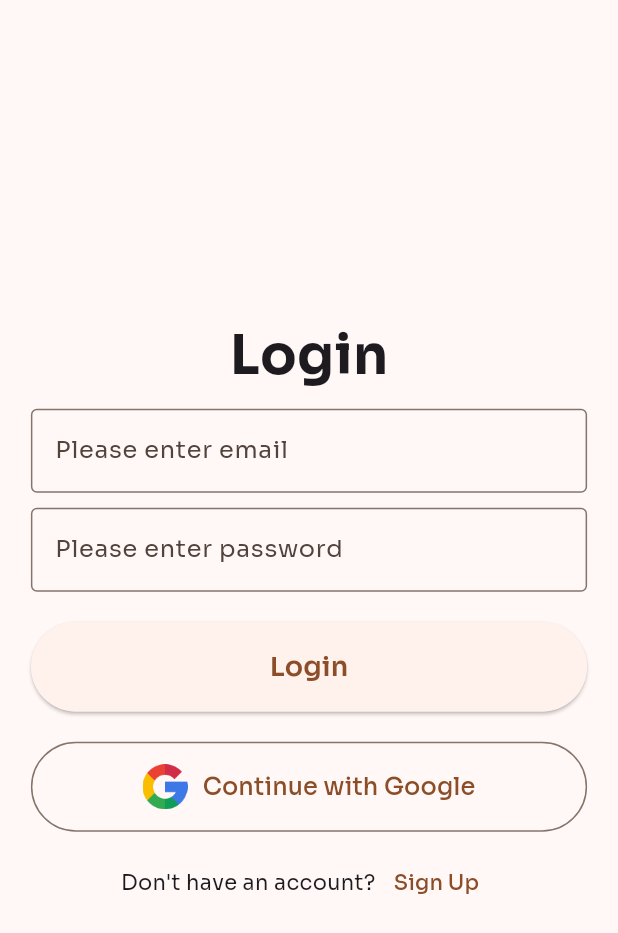
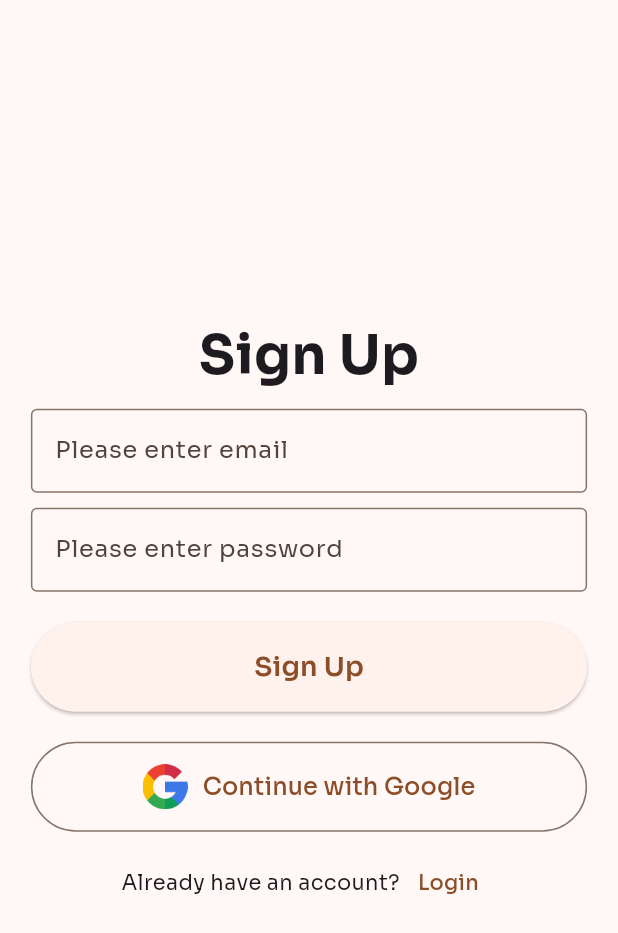
Before and after one commit to hagrasy/contact_app1, a Flutter app: the screen it shows after launch, after a tap on "Sign Up", on a phone screen of 412 x 824 dp. Shown: the top 933 px of the screen. Run offline on Flutter 3.47's test engine with Material 3 defaults, Android fonts, the phone set to English and light mode, and no system bars; our stand-ins replace firebase_auth, firebase_core, google_fonts; accounts and stored records are empty.

Commit message:
sign up connected with firebase

```diff
--- a/lib/main.dart
+++ b/lib/main.dart
@@ -1,5 +1,7 @@
 import 'package:contact_app1/firebase_options.dart';
+import 'package:contact_app1/views/home.dart';
 import 'package:contact_app1/views/login_page.dart';
+import 'package:contact_app1/views/signup_page.dart';
 import 'package:firebase_core/firebase_core.dart';
 import 'package:flutter/material.dart';
 import 'package:google_fonts/google_fonts.dart';
@@ -24,11 +26,16 @@ class ContactApp extends StatelessWidget {
           title: 'Flutter Demo',
           theme: ThemeData(
             textTheme: GoogleFonts.soraTextTheme(),
-          colorScheme: ColorScheme.fromSeed(seedColor: Colors.orange.shade800),
+            colorScheme:
+                ColorScheme.fromSeed(seedColor: Colors.orange.shade800),
             useMaterial3: true,
           ),
-        routes: {"/": (context) => const LoginPage()},
-      ),
+          routes: {
+            "/": (context) => LoginPage(),
+            "/signup": (context) => SignUpPage(),
+            "/login": (context) => LoginPage(),
+            "/home": (context) => const Home(),
+          }),
     );
   }
 }
--- a/lib/views/login_page.dart
+++ b/lib/views/login_page.dart
@@ -1,10 +1,11 @@
 import 'package:flutter/material.dart';
 import 'package:google_fonts/google_fonts.dart';
 
+// ignore: must_be_immutable
 class LoginPage extends StatelessWidget {
   LoginPage({super.key});
-  final TextEditingController _emailController = TextEditingController();
-  final TextEditingController _passwordController = TextEditingController();
+  TextEditingController emailController = TextEditingController();
+  TextEditingController passwordController = TextEditingController();
   @override
   Widget build(BuildContext context) {
     return Scaffold(
@@ -19,7 +20,7 @@ class LoginPage extends StatelessWidget {
         SizedBox(
             width: MediaQuery.of(context).size.width * .9,
             child: TextFormField(
-              controller: _emailController,
+              controller: emailController,
               decoration: const InputDecoration(
                   border: OutlineInputBorder(),
                   label: Text("Please enter email")),
@@ -30,7 +31,8 @@ class LoginPage extends StatelessWidget {
         SizedBox(
             width: MediaQuery.of(context).size.width * .9,
             child: TextFormField(
-              controller: _passwordController,
+              controller: passwordController,
+              obscureText: true,
               decoration: const InputDecoration(
                   border: OutlineInputBorder(),
                   label: Text("Please enter password")),
@@ -83,7 +85,11 @@ class LoginPage extends StatelessWidget {
           mainAxisAlignment: MainAxisAlignment.center,
           children: [
             const Text("Don't have an account?"),
-            TextButton(onPressed: () {}, child: const Text("Sign Up"))
+            TextButton(
+                onPressed: () {
+                  Navigator.pushNamed(context, "/signup");
+                },
+                child: const Text("Sign Up"))
           ],
         ),
       ]),
--- /dev/null
+++ b/lib/views/signup_page.dart
@@ -0,0 +1,130 @@
+import 'package:contact_app1/controllers/auth_services.dart';
+import 'package:flutter/material.dart';
+import 'package:google_fonts/google_fonts.dart';
+
+// ignore: must_be_immutable
+class SignUpPage extends StatelessWidget {
+  SignUpPage({super.key});
+  final formKey = GlobalKey<FormState>();
+  TextEditingController emailController = TextEditingController();
+  TextEditingController passwordController = TextEditingController();
+  @override
+  Widget build(BuildContext context) {
+    return Scaffold(
+      body: Form(
+        key: formKey,
+        child: Column(mainAxisAlignment: MainAxisAlignment.center, children: [
+          Text(
+            "Sign Up",
+            style: GoogleFonts.sora(fontSize: 36, fontWeight: FontWeight.bold),
+          ),
+          const SizedBox(
+            height: 10,
+          ),
+          SizedBox(
+              width: MediaQuery.of(context).size.width * .9,
+              child: TextFormField(
+                validator: (value) =>
+                    value!.isEmpty ? "Email cannot be empty." : null,
+                controller: emailController,
+                decoration: const InputDecoration(
+                    border: OutlineInputBorder(),
+                    label: Text("Please enter email")),
+              )),
+          const SizedBox(
+            height: 10,
+          ),
+          SizedBox(
+              width: MediaQuery.of(context).size.width * .9,
+              child: TextFormField(
+                validator: (value) => value!.length < 8
+                    ? "Password should have at least 8 characters"
+                    : null,
+                controller: passwordController,
+                obscureText: true,
+                decoration: const InputDecoration(
+                    border: OutlineInputBorder(),
+                    label: Text("Please enter password")),
+              )),
+          const SizedBox(
+            height: 20,
+          ),
+          SizedBox(
+              height: 60,
+              width: MediaQuery.of(context).size.width * .9,
+              child: ElevatedButton(
+                  onPressed: () {
+                    if (formKey.currentState!.validate()) {
+                      AuthService()
+                          .createAccountWithEmail(
+                              emailController.text, passwordController.text)
+                          .then((value) {
+                        if (value == "Account Created") {
+                          ScaffoldMessenger.of(context).showSnackBar(
+                              const SnackBar(content: Text("Account Created")));
+                          Navigator.pushNamedAndRemoveUntil(
+                              context, "/home", ModalRoute.withName("/home"));
+                        } else {
+                          ScaffoldMessenger.of(context).showSnackBar(SnackBar(
+                            content: Text(
+                              value,
+                              style: const TextStyle(color: Colors.white),
+                            ),
+                            backgroundColor: Colors.red.shade400,
+                          ));
+                        }
+                      });
+                    }
+                  },
+                  child: const Text(
+                    "Sign Up",
+                    style: TextStyle(
+                      fontSize: 18,
+                      fontWeight: FontWeight.w600,
+                    ),
+                  ))),
+          const SizedBox(
+            height: 20,
+          ),
+          SizedBox(
+            height: 60,
+            width: MediaQuery.of(context).size.width * .9,
+            child: OutlinedButton(
+                onPressed: () {},
+                child: Row(
+                  mainAxisAlignment: MainAxisAlignment.center,
+                  children: [
+                    Image.asset(
+                      "assets/images/google.png",
+                      height: 30,
+                      width: 30,
+                    ),
+                    const SizedBox(
+                      width: 10,
+                    ),
+                    const Text(
+                      "Continue with Google",
+                      style: TextStyle(fontSize: 16),
+                    )
+                  ],
+                )),
+          ),
+          const SizedBox(
+            height: 10,
+          ),
+          Row(
+            mainAxisAlignment: MainAxisAlignment.center,
+            children: [
+              const Text("Already have an account?"),
+              TextButton(
+                  onPressed: () {
+                    Navigator.pushNamed(context, '/login');
+                  },
+                  child: const Text("Login"))
+            ],
+          ),
+        ]),
+      ),
+    );
+  }
+}
--- a/pubspec.yaml
+++ b/pubspec.yaml
@@ -29,6 +29,7 @@ environment:
 # versions available, run `flutter pub outdated`.
 dependencies:
   cupertino_icons: ^1.0.2
+  firebase_auth: ^4.14.0
   firebase_core: ^2.22.0
   flutter:
     sdk: flutter
```
Also changed, not shown: lib/controllers/auth_services.dart (added, +39 -0 lines), lib/views/home.dart (added, +23 -0 lines), pubspec.lock, 6 other files. Lines whose indentation alone changed are shown as unchanged.
